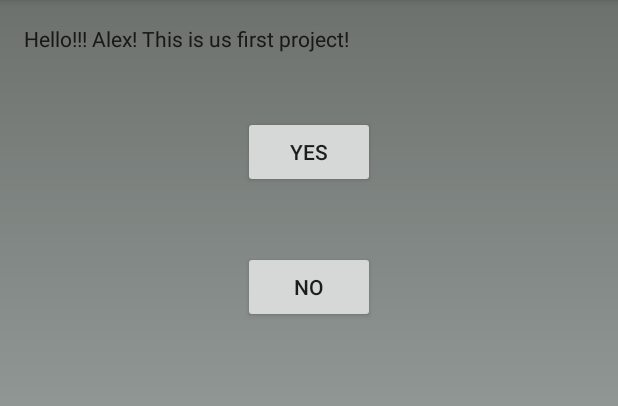
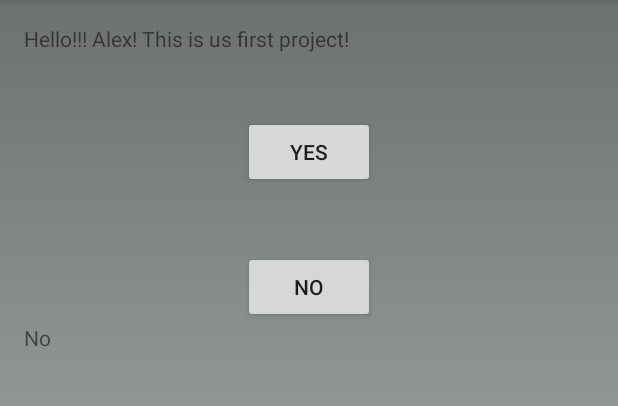
Before and after one commit to akisterev/VipTattoo, an Android app: the screen it shows after launch (MainActivity), in the options menu, after a tap on "Settings", on a phone screen of 412 x 824 dp, the part 84-490 px from its top. Run offline under Robolectric (Android 15) with nearby library versions, the phone set to English and light mode, and no system bars; 2 statements that could not run were skipped.

Commit message:
Added  two button and events for this

```diff
--- a/app/src/main/java/ru/viptattoo/viptattoo/MainActivity.java
+++ b/app/src/main/java/ru/viptattoo/viptattoo/MainActivity.java
@@ -16,6 +16,7 @@ import android.view.View;
 import android.view.ViewGroup;
 import android.support.v4.widget.DrawerLayout;
 import android.widget.ArrayAdapter;
+import android.widget.Button;
 import android.widget.TextView;
 
 public class MainActivity extends AppCompatActivity
@@ -31,10 +32,13 @@ public class MainActivity extends AppCompatActivity
      */
     private CharSequence mTitle;
 
+
     @Override
     protected void onCreate(Bundle savedInstanceState) {
         super.onCreate(savedInstanceState);
         setContentView(R.layout.activity_main);
+
+
 
         mNavigationDrawerFragment = (NavigationDrawerFragment)
                 getSupportFragmentManager().findFragmentById(R.id.navigation_drawer);
@@ -44,6 +48,8 @@ public class MainActivity extends AppCompatActivity
         mNavigationDrawerFragment.setUp(
                 R.id.navigation_drawer,
                 (DrawerLayout) findViewById(R.id.drawer_layout));
+
+
     }
 
     @Override
@@ -105,6 +111,17 @@ public class MainActivity extends AppCompatActivity
         return super.onOptionsItemSelected(item);
     }
 
+    public void oncklick_button_yess(View view) {
+        TextView text_information = (TextView) findViewById(R.id.response_for_Alex);
+      text_information.setText("Yes");
+    }
+
+    public void oncklick_button_no(View view) {
+
+        TextView text_information= (TextView) findViewById(R.id.response_for_Alex);
+        text_information.setText("No");
+    }
+
     /**
      * A placeholder fragment containing a simple view.
      */
--- a/app/src/main/res/layout/fragment_main.xml
+++ b/app/src/main/res/layout/fragment_main.xml
@@ -16,28 +16,30 @@
         />
 
     <Button
+        android:id="@+id/button_Yess"
         android:layout_width="wrap_content"
         android:layout_height="wrap_content"
         android:text="@string/button_yess"
-        android:id="@+id/button_Yess"
         android:layout_below="@+id/information_for_Alex"
         android:layout_centerHorizontal="true"
+        android:onClick="oncklick_button_yess"
         android:layout_marginTop="42dp" />
 
     <Button
+        android:id="@+id/button_No"
         android:layout_width="wrap_content"
         android:layout_height="wrap_content"
         android:text="@string/button_no"
-        android:id="@+id/button_No"
         android:layout_below="@+id/button_Yess"
         android:layout_centerHorizontal="true"
+        android:onClick="oncklick_button_no"
         android:layout_marginTop="42dp" />
 
     <TextView
         android:id="@+id/response_for_Alex"
         android:layout_width="wrap_content"
         android:layout_height="wrap_content"
-        android:text="@string/text_for_Alex"
+        android:layout_below="@+id/button_No"
 
         />
 
```
